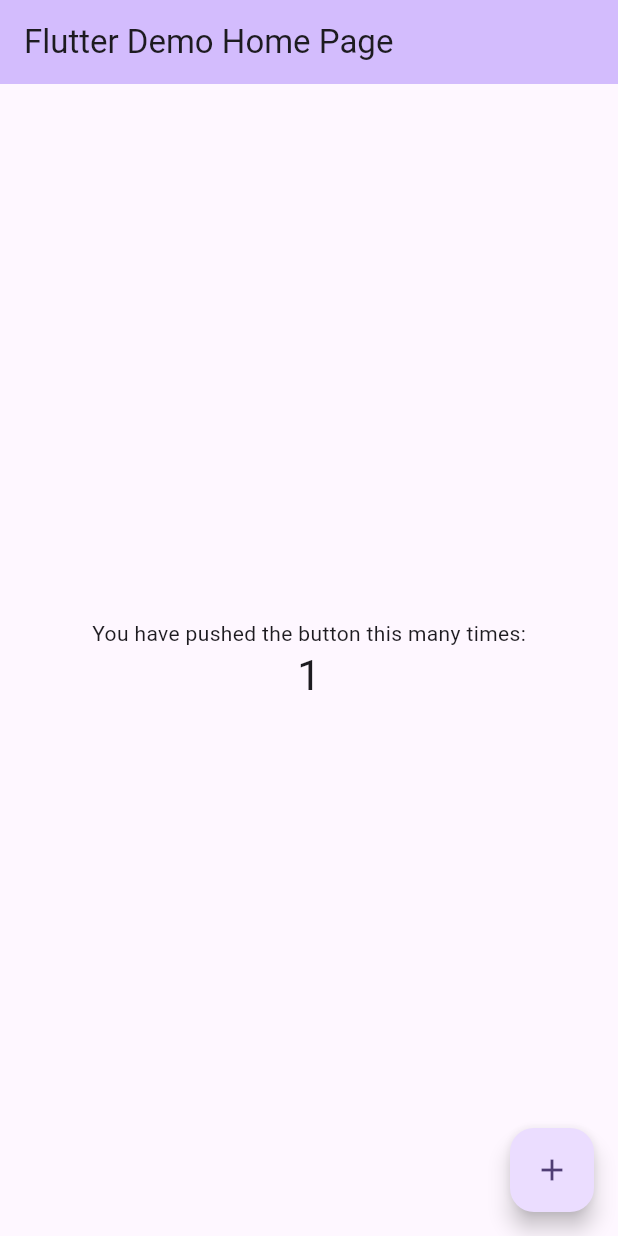
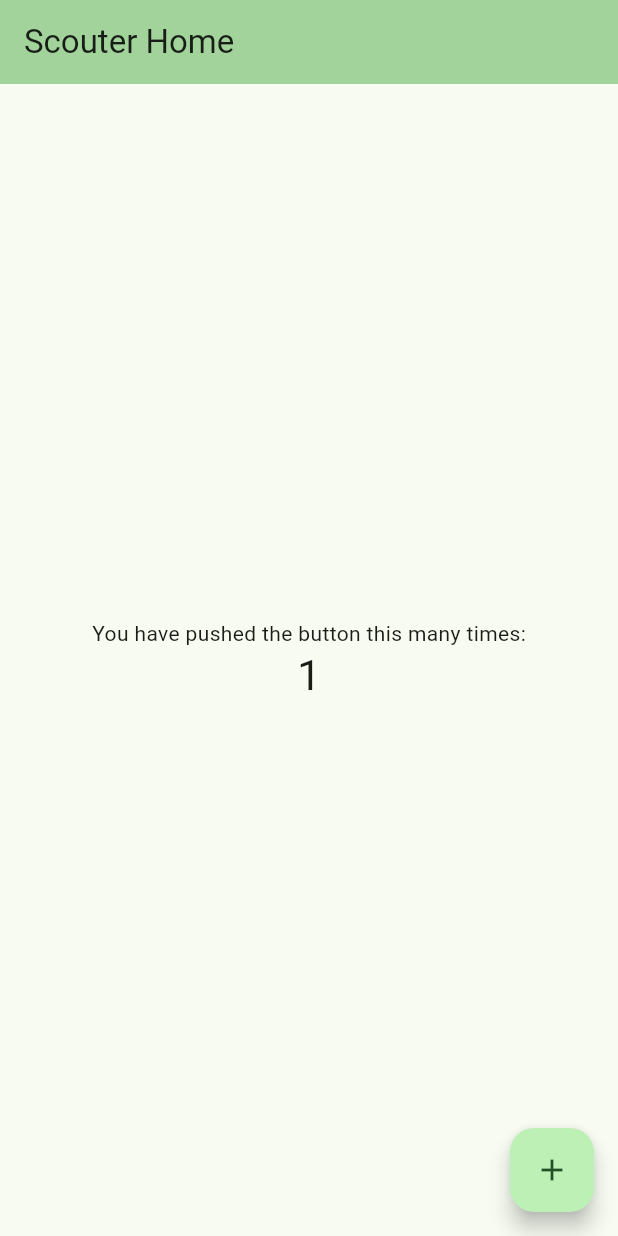
Before and after one commit to FRCTeam10079/scouter, a Flutter app: the screen it shows after launch, after a tap on the "add" icon, on a phone screen of 412 x 824 dp. Run offline on Flutter 3.47's test engine with Material 3 defaults, Android fonts, the phone set to English and light mode, and no system bars.

Commit message:
Updated counter app

```diff
--- a/lib/main.dart
+++ b/lib/main.dart
@@ -1,107 +1,50 @@
 import 'package:flutter/material.dart';
 
 void main() {
-  runApp(const MyApp());
+  runApp(const App());
 }
 
-class MyApp extends StatelessWidget {
-  const MyApp({super.key});
+class App extends StatelessWidget {
+  const App({super.key});
 
   // This widget is the root of your application.
   @override
   Widget build(BuildContext context) {
     return MaterialApp(
-      title: 'Flutter Demo',
+      title: 'Scouter',
       theme: ThemeData(
-        // This is the theme of your application.
-        //
-        // TRY THIS: Try running your application with "flutter run". You'll see
-        // the application has a purple toolbar. Then, without quitting the app,
-        // try changing the seedColor in the colorScheme below to Colors.green
-        // and then invoke "hot reload" (save your changes or press the "hot
-        // reload" button in a Flutter-supported IDE, or press "r" if you used
-        // the command line to start the app).
-        //
-        // Notice that the counter didn't reset back to zero; the application
-        // state is not lost during the reload. To reset the state, use hot
-        // restart instead.
-        //
-        // This works for code too, not just values: Most code changes can be
-        // tested with just a hot reload.
-        colorScheme: ColorScheme.fromSeed(seedColor: Colors.deepPurple),
+        colorScheme: ColorScheme.fromSeed(seedColor: Colors.green),
       ),
-      home: const MyHomePage(title: 'Flutter Demo Home Page'),
+      home: const Home(),
     );
   }
 }
 
-class MyHomePage extends StatefulWidget {
-  const MyHomePage({super.key, required this.title});
-
-  // This widget is the home page of your application. It is stateful, meaning
-  // that it has a State object (defined below) that contains fields that affect
-  // how it looks.
-
-  // This class is the configuration for the state. It holds the values (in this
-  // case the title) provided by the parent (in this case the App widget) and
-  // used by the build method of the State. Fields in a Widget subclass are
-  // always marked "final".
-
-  final String title;
+class Home extends StatefulWidget {
+  const Home({super.key});
 
   @override
-  State<MyHomePage> createState() => _MyHomePageState();
+  State<Home> createState() => _HomeState();
 }
 
-class _MyHomePageState extends State<MyHomePage> {
+class _HomeState extends State<Home> {
   int _counter = 0;
 
   void _incrementCounter() {
     setState(() {
-      // This call to setState tells the Flutter framework that something has
-      // changed in this State, which causes it to rerun the build method below
-      // so that the display can reflect the updated values. If we changed
-      // _counter without calling setState(), then the build method would not be
-      // called again, and so nothing would appear to happen.
       _counter++;
     });
   }
 
   @override
   Widget build(BuildContext context) {
-    // This method is rerun every time setState is called, for instance as done
-    // by the _incrementCounter method above.
-    //
-    // The Flutter framework has been optimized to make rerunning build methods
-    // fast, so that you can just rebuild anything that needs updating rather
-    // than having to individually change instances of widgets.
     return Scaffold(
       appBar: AppBar(
-        // TRY THIS: Try changing the color here to a specific color (to
-        // Colors.amber, perhaps?) and trigger a hot reload to see the AppBar
-        // change color while the other colors stay the same.
         backgroundColor: Theme.of(context).colorScheme.inversePrimary,
-        // Here we take the value from the MyHomePage object that was created by
-        // the App.build method, and use it to set our appbar title.
-        title: Text(widget.title),
+        title: Text("Scouter Home"),
       ),
       body: Center(
-        // Center is a layout widget. It takes a single child and positions it
-        // in the middle of the parent.
         child: Column(
-          // Column is also a layout widget. It takes a list of children and
-          // arranges them vertically. By default, it sizes itself to fit its
-          // children horizontally, and tries to be as tall as its parent.
-          //
-          // Column has various properties to control how it sizes itself and
-          // how it positions its children. Here we use mainAxisAlignment to
-          // center the children vertically; the main axis here is the vertical
-          // axis because Columns are vertical (the cross axis would be
-          // horizontal).
-          //
-          // TRY THIS: Invoke "debug painting" (choose the "Toggle Debug Paint"
-          // action in the IDE, or press "p" in the console), to see the
-          // wireframe for each widget.
           mainAxisAlignment: MainAxisAlignment.center,
           children: <Widget>[
             const Text('You have pushed the button this many times:'),
@@ -116,7 +59,7 @@ class _MyHomePageState extends State<MyHomePage> {
         onPressed: _incrementCounter,
         tooltip: 'Increment',
         child: const Icon(Icons.add),
-      ), // This trailing comma makes auto-formatting nicer for build methods.
+      ),
     );
   }
 }
```
Also changed, not shown: 1 other file.
